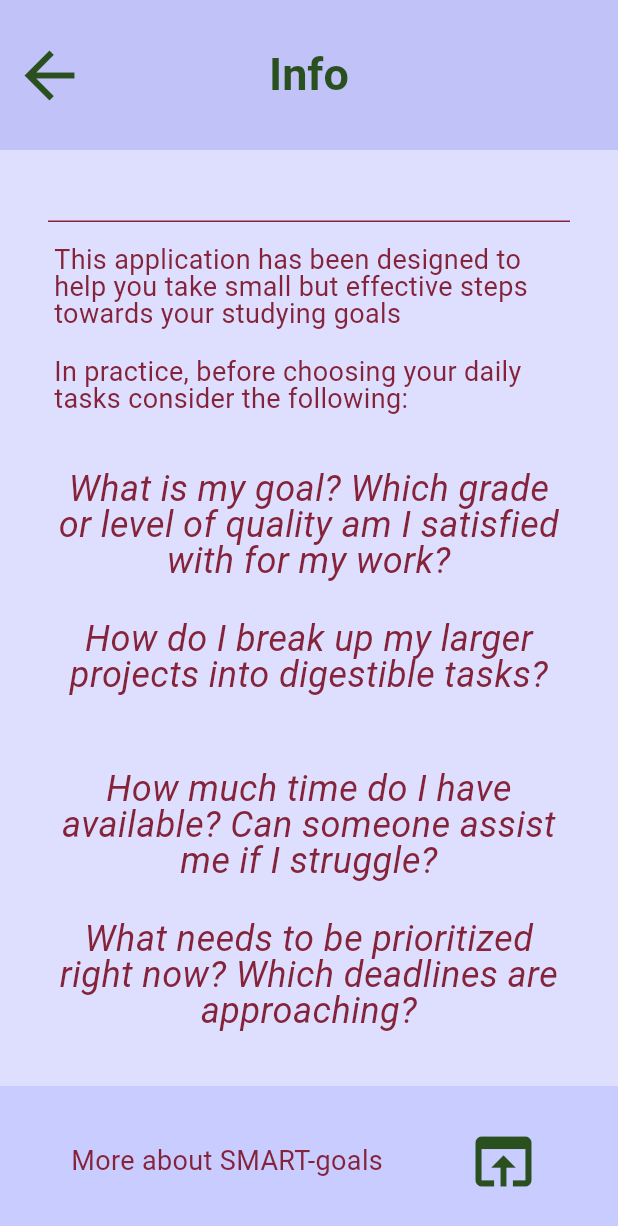
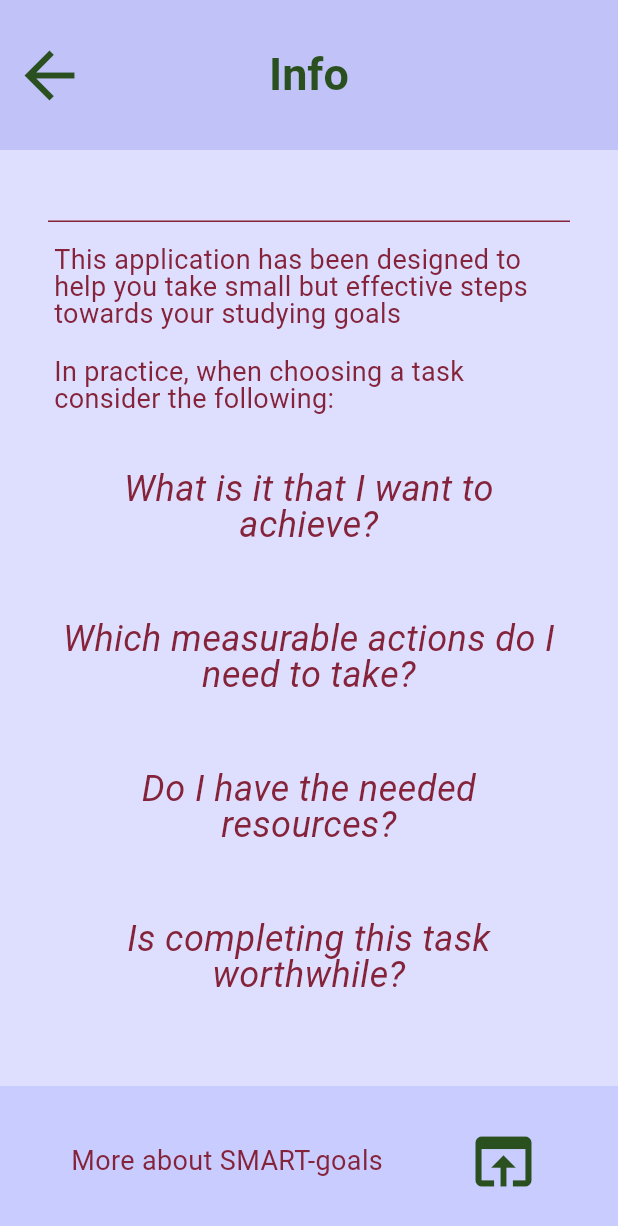
Before and after one commit to Etex99/procrastinot_prototype, a Flutter app: the SetupHelp screen opened by its route, scrolled down 472 dp, after a tap on the "open in browser" icon, on a phone screen of 412 x 824 dp. Shown: the top 1226 px of the screen. Run offline on Flutter 3.47's test engine with Material 3 defaults, Android fonts, the phone set to English and light mode, and no system bars; our stand-ins replace shared_preferences; accounts and stored records are empty.

Commit message:
added a plugin for launching browser links and finished session help page

```diff
--- a/lib/views/setup_help.dart
+++ b/lib/views/setup_help.dart
@@ -1,9 +1,22 @@
 import 'package:flutter/material.dart';
 import 'package:procrastinot_prototype/components/app_bar.dart';
 import 'package:procrastinot_prototype/resources/theme.dart';
+import 'package:url_launcher/url_launcher.dart';
 
 class SetupHelp extends StatelessWidget {
+  final String _url = "https://www.indeed.com/career-advice/career-development/how-to-write-smart-goals";
   const SetupHelp({super.key});
+
+  Future<void> _launchURL() async {
+    try {
+      Uri url = Uri.parse(_url);
+      if (!await launchUrl(url)) {
+        throw Exception('Could not launch $url');
+      }
+    } catch (e) {
+      debugPrint(e.toString());
+    }
+  }
 
   @override
   Widget build(BuildContext context) {
@@ -40,19 +53,19 @@ class SetupHelp extends StatelessWidget {
                                       'SMART is an acronym for ingredients of a well-formulated goal'),
                               MySubtitle(text: 'S pecific'),
                               MySubtitle(text: 'M easurable'),
-                              MySubtitle(text: 'A ttainable'),
+                              MySubtitle(text: 'A chievable'),
                               MySubtitle(text: 'R relevant'),
-                              MySubtitle(text: 'T imely'),
+                              MySubtitle(text: 'T ime-based'),
                               Divider(color: MyTheme.PRIMARY_COLOR),
                               MyBodyText(
                                   text:
                                       'This application has been designed to help you take small but effective steps towards your studying goals'),
-                              MyBodyText(text: 'In practice, before choosing your daily tasks consider the following:'),
-                              MySubtitle(text: 'What is my goal? Which grade or level of quality am I satisfied with for my work?'),
-                              MySubtitle(text: 'How do I break up my larger projects into digestible tasks?'),
-                              MySubtitle(text: 'How much time do I have available? Can someone assist me if I struggle?'),
-                              MySubtitle(text: 'What needs to be prioritized right now? Which deadlines are approaching?'),
-                              MySubtitle(text: 'How do I ensure continuous progress? What time of day am I most productive?'),
+                              MyBodyText(text: 'In practice, when choosing a task consider the following:'),
+                              MySubtitle(text: 'What is it that I want to achieve?'),
+                              MySubtitle(text: 'Which measurable actions do I need to take?'),
+                              MySubtitle(text: 'Do I have the needed resources?'),
+                              MySubtitle(text: 'Is completing this task worthwhile?'),
+                              MySubtitle(text: 'What can I achieve in the time I have allocated for studying today?'),
                             ],
                           ),
                         ))),
@@ -63,9 +76,8 @@ class SetupHelp extends StatelessWidget {
                       mainAxisAlignment: MainAxisAlignment.spaceEvenly,
                       children: [
                         const MyBodyText(text: 'More about SMART-goals'),
-                        // TODO: link an external source.
                         IconButton(
-                            onPressed: () {},
+                            onPressed: _launchURL,
                             icon: const Icon(
                               Icons.open_in_browser,
                               color: MyTheme.ACCENT_COLOR,
--- a/pubspec.yaml
+++ b/pubspec.yaml
@@ -11,6 +11,7 @@ dependencies:
     sdk: flutter
   shared_preferences: ^2.3.2
   path_provider: ^2.1.5
+  url_launcher: ^6.3.1
 
 
 dev_dependencies:
```
Also changed, not shown: pubspec.lock, 6 other files.
